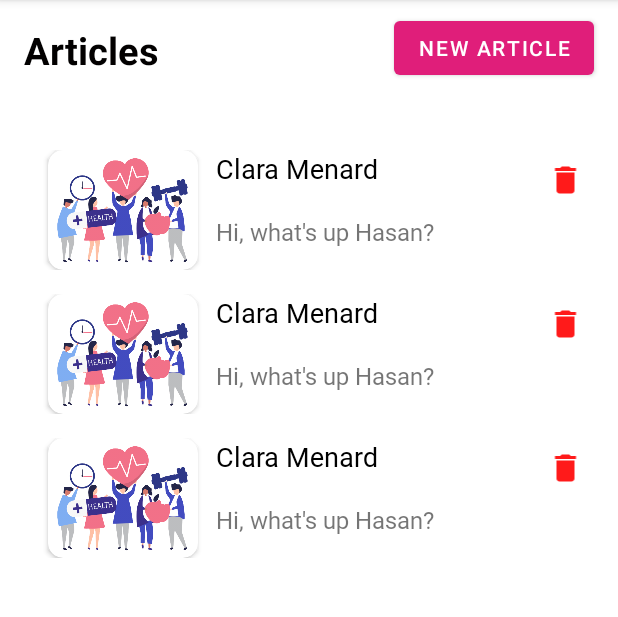
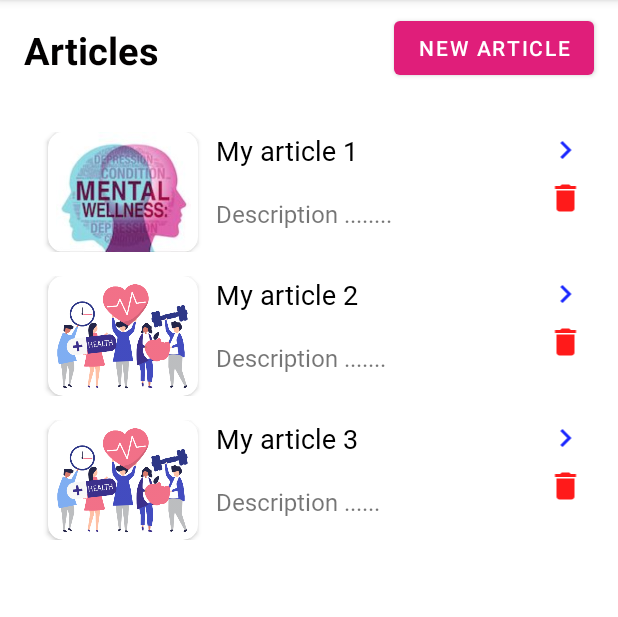
Before and after one commit to YasithSam/SL-Athlete-Care-Android, an Android app: the fragment ArticleFragment shown on its own in the app's theme, on a phone screen of 412 x 824 dp, the part 84-701 px from its top. Run offline under Robolectric (Android 15) with nearby library versions, the phone set to English and light mode, and no system bars.

Commit message:
fragments

```diff
--- a/app/src/main/res/layout/fragment_article.xml
+++ b/app/src/main/res/layout/fragment_article.xml
@@ -36,7 +36,7 @@
             android:id="@+id/linearLayout11"
             android:layout_width="match_parent"
             android:layout_height="wrap_content"
-            android:layout_marginTop="44dp"
+            android:layout_marginTop="32dp"
             android:orientation="horizontal"
             app:layout_constraintEnd_toEndOf="parent"
             app:layout_constraintStart_toStartOf="parent"
@@ -52,7 +52,7 @@
                     android:layout_width="wrap_content"
                     android:layout_height="wrap_content"
 
-                    app:srcCompat="@drawable/intro" />
+                    app:srcCompat="@drawable/mental" />
             </androidx.cardview.widget.CardView>
 
             <LinearLayout
@@ -75,7 +75,7 @@
                         android:layout_weight="1"
                         android:fontFamily="@font/roboto"
                         android:maxLines="1"
-                        android:text="Clara Menard"
+                        android:text="My article 1"
                         android:textColor="#000000"
                         android:textSize="18sp" />
 
@@ -86,7 +86,7 @@
                         android:layout_weight="1"
                         android:fontFamily="@font/roboto"
                         android:maxLines="1"
-                        android:text="Hi, what's up Hasan?"
+                        android:text="Description ........"
                         android:textSize="16sp" />
 
                 </LinearLayout>
@@ -96,6 +96,13 @@
                     android:layout_height="match_parent"
                     android:layout_weight="3"
                     android:orientation="vertical">
+
+                    <ImageView
+                        android:id="@+id/imageView23"
+                        android:layout_width="match_parent"
+                        android:layout_height="wrap_content"
+                        android:clickable="true"
+                        app:srcCompat="@drawable/ic_baseline_chevron_right_24" />
 
                     <ImageView
                         android:layout_width="match_parent"
@@ -151,7 +158,7 @@
                         android:layout_weight="1"
                         android:fontFamily="@font/roboto"
                         android:maxLines="1"
-                        android:text="Clara Menard"
+                        android:text="My article 2"
                         android:textColor="#000000"
                         android:textSize="18sp" />
 
@@ -162,7 +169,7 @@
                         android:layout_weight="1"
                         android:fontFamily="@font/roboto"
                         android:maxLines="1"
-                        android:text="Hi, what's up Hasan?"
+                        android:text="Description ......."
                         android:textSize="16sp" />
 
                 </LinearLayout>
@@ -172,6 +179,12 @@
                     android:layout_height="match_parent"
                     android:layout_weight="3"
                     android:orientation="vertical">
+
+                    <ImageView
+                        android:id="@+id/imageView22"
+                        android:layout_width="match_parent"
+                        android:layout_height="wrap_content"
+                        app:srcCompat="@drawable/ic_baseline_chevron_right_24" />
 
                     <ImageView
                         android:layout_width="match_parent"
@@ -229,7 +242,7 @@
                         android:layout_weight="1"
                         android:fontFamily="@font/roboto"
                         android:maxLines="1"
-                        android:text="Clara Menard"
+                        android:text="My article 3"
                         android:textColor="#000000"
                         android:textSize="18sp" />
 
@@ -241,7 +254,7 @@
                         android:layout_weight="1"
                         android:fontFamily="@font/roboto"
                         android:maxLines="1"
-                        android:text="Hi, what's up Hasan?"
+                        android:text="Description ......"
                         android:textSize="16sp" />
 
                 </LinearLayout>
@@ -251,6 +264,12 @@
                     android:layout_height="match_parent"
                     android:layout_weight="3"
                     android:orientation="vertical">
+
+                    <ImageView
+                        android:id="@+id/imageView21"
+                        android:layout_width="match_parent"
+                        android:layout_height="wrap_content"
+                        app:srcCompat="@drawable/ic_baseline_chevron_right_24" />
 
                     <ImageView
                         android:id="@+id/imageView8"
```
